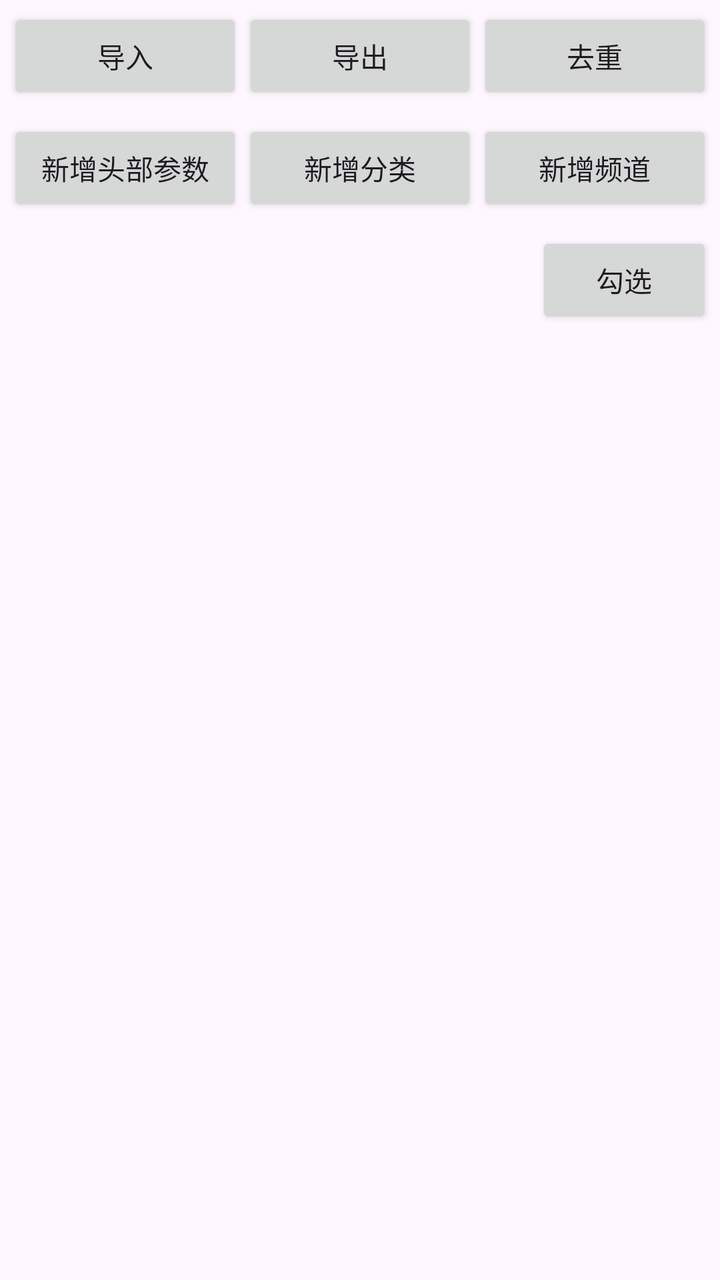
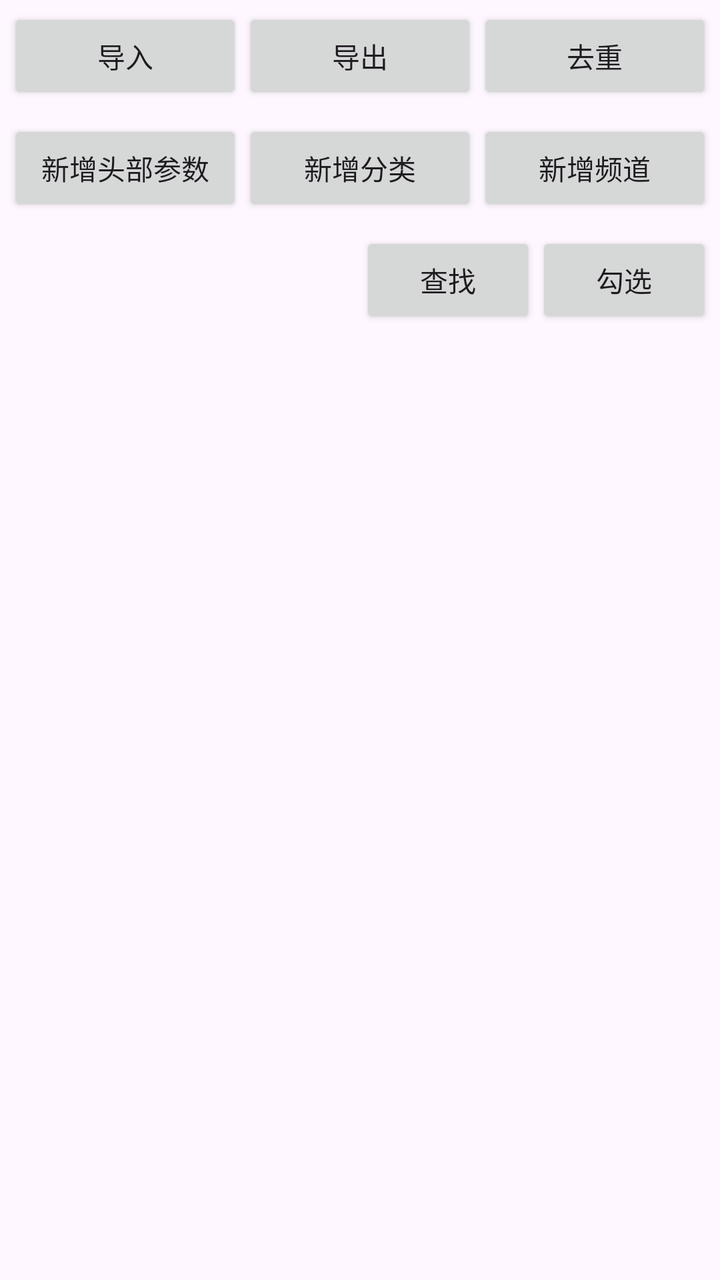

An Android layout rendered at two revisions. The XML below is the earlier revision; the diff shows what the commit changed to produce the second picture.
<!-- AndroidManifest.xml: application theme AppTheme -->
<!-- res/layout/activity_main.xml -->
<?xml version="1.0" encoding="utf-8"?>
<FrameLayout
     xmlns:android="http://schemas.android.com/apk/res/android"
     xmlns:tools="http://schemas.android.com/tools"
     android:layout_height="match_parent"
     android:layout_width="match_parent"
     tools:context=".MainActivity">

    <LinearLayout
         android:layout_height="match_parent"
         android:layout_width="match_parent"
         android:orientation="vertical">

        <LinearLayout
             android:layout_height="wrap_content"
             android:layout_width="match_parent"
             android:padding="4dp"
             android:orientation="horizontal">

            <Button
                 android:layout_height="wrap_content"
                 android:layout_width="0dp"
                 android:padding="8dp"
                 android:layout_weight="1"
                 android:id="@+id/importButton"
                 android:text="导入" />

            <Button
                 android:layout_height="wrap_content"
                 android:layout_width="0dp"
                 android:padding="8dp"
                 android:layout_weight="1"
                 android:id="@+id/exportButton"
                 android:text="导出" />

            <Button
                 android:layout_height="wrap_content"
                 android:layout_width="0dp"
                 android:padding="8dp"
                 android:layout_weight="1"
                 android:id="@+id/dedupButton"
                 android:text="去重" />

        </LinearLayout>

        <LinearLayout
             android:layout_height="wrap_content"
             android:layout_width="match_parent"
             android:padding="4dp"
             android:orientation="horizontal">

            <Button
                 android:layout_height="wrap_content"
                 android:layout_width="0dp"
                 android:padding="8dp"
                 android:layout_weight="1"
                 android:id="@+id/addHeaderButton"
                 android:text="新增头部参数" />

            <Button
                 android:layout_height="wrap_content"
                 android:layout_width="0dp"
                 android:padding="8dp"
                 android:layout_weight="1"
                 android:id="@+id/addCategoryButton"
                 android:text="新增分类" />

            <Button
                 android:layout_height="wrap_content"
                 android:layout_width="0dp"
                 android:padding="8dp"
                 android:layout_weight="1"
                 android:id="@+id/addChannelButton"
                 android:text="新增频道" />

        </LinearLayout>

        <LinearLayout
             android:layout_height="wrap_content"
             android:layout_width="match_parent"
             android:gravity="end"
             android:padding="4dp"
             android:orientation="horizontal">

            <Button
                 android:layout_height="wrap_content"
                 android:layout_width="wrap_content"
                 android:padding="8dp"
                 android:id="@+id/selectButton"
                 android:text="勾选" />

        </LinearLayout>

        <androidx.recyclerview.widget.RecyclerView
             android:layout_height="0dp"
             android:layout_width="match_parent"
             android:layout_weight="1"
             android:id="@+id/recyclerView" />

    </LinearLayout>

</FrameLayout>
<!-- resources referenced by this layout -->
<resources>
  <style name="AppTheme" parent="Base.AppTheme" />
  <style name="Base.AppTheme" parent="Theme.Material3.DayNight.NoActionBar">
    </style>
</resources>

<!-- the commit's change to res/layout/activity_main.xml (unified diff, before → after) -->
@@ -86,8 +86,49 @@
                  android:layout_height="wrap_content"
                  android:layout_width="wrap_content"
                  android:padding="8dp"
+                 android:id="@+id/searchButton"
+                 android:text="查找" />
+
+            <Button
+                 android:layout_height="wrap_content"
+                 android:layout_width="wrap_content"
+                 android:padding="8dp"
                  android:id="@+id/selectButton"
                  android:text="勾选" />
+
+        </LinearLayout>
+
+        
+        <LinearLayout
+             android:layout_height="wrap_content"
+             android:layout_width="match_parent"
+             android:padding="4dp"
+             android:orientation="horizontal"
+             android:visibility="gone"
+             android:id="@+id/searchBar">
+
+            <EditText
+                 android:layout_height="wrap_content"
+                 android:layout_width="0dp"
+                 android:layout_weight="1"
+                 android:hint="输入频道名称查找"
+                 android:singleLine="true"
+                 android:inputType="text"
+                 android:id="@+id/searchEditText" />
+
+            <Button
+                 android:layout_height="wrap_content"
+                 android:layout_width="wrap_content"
+                 android:padding="8dp"
+                 android:id="@+id/searchNextButton"
+                 android:text="下一个" />
+
+            <Button
+                 android:layout_height="wrap_content"
+                 android:layout_width="wrap_content"
+                 android:padding="8dp"
+                 android:id="@+id/searchCloseButton"
+                 android:text="关闭" />
 
         </LinearLayout>
 
